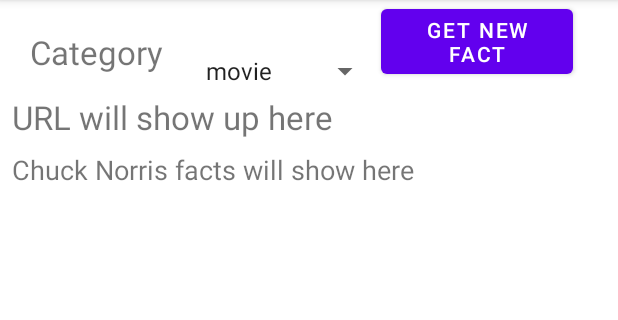
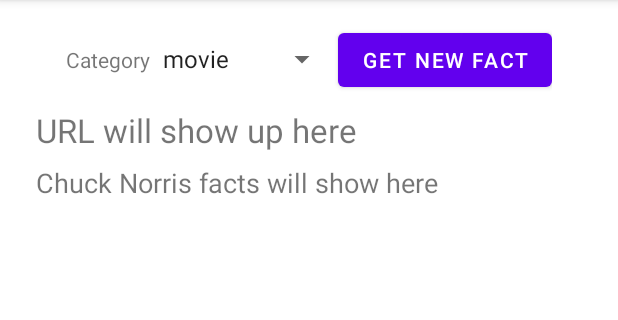
Before and after one commit to darken11/EpfcChucknorris, an Android app: the screen it shows after launch (MainActivity), on a phone screen of 412 x 824 dp, the part 84-404 px from its top. Run offline under Robolectric (Android 15) with nearby library versions, the phone set to English and light mode, and no system bars.

Commit message:
second commit

```diff
--- a/ChuckFacts/app/src/main/java/eu/epfc/chuckfacts/MainActivity.kt
+++ b/ChuckFacts/app/src/main/java/eu/epfc/chuckfacts/MainActivity.kt
@@ -1,66 +1,61 @@
 package eu.epfc.chuckfacts
 
+import android.annotation.SuppressLint
 import androidx.appcompat.app.AppCompatActivity
 import android.os.Bundle
-import android.util.Log
 import android.view.View
-import android.widget.AdapterView
-import android.widget.ArrayAdapter
+import android.widget.ProgressBar
 import android.widget.Spinner
 import android.widget.TextView
-
 import java.lang.ref.WeakReference
 
-class MainActivity : AppCompatActivity(), AdapterView.OnItemSelectedListener {
+class MainActivity : AppCompatActivity() {
+lateinit var textUrl: TextView
+lateinit var cats:Spinner
+lateinit var progression: ProgressBar
+lateinit var textFactChuck:TextView
 
-     var indexCategory:String="movie"
     override fun onCreate(savedInstanceState: Bundle?) {
         super.onCreate(savedInstanceState)
         setContentView(R.layout.activity_main)
+        textUrl = findViewById(R.id.text_url)
+         cats=findViewById(R.id.cat_select)
+        progression=findViewById(R.id.progress)
+        textFactChuck=findViewById(R.id.text_chuck_fact)
+        progression.visibility=View.INVISIBLE
+
+
     }
 
     fun onGetButtonClicked(view: View){
+        val category=cats.selectedItem.toString()
 
-        val textUrl: TextView = findViewById(R.id.text_url)
-       val cats:Spinner=findViewById(R.id.cat_select)
-        val chuckUrl = "https://api.chucknorris.io/jokes/random"
+        val chuckUrl = "https://api.chucknorris.io/jokes/random?category=$category"
 
-        val adapter=ArrayAdapter.createFromResource(this,R.array.cats,android.R.layout.simple_spinner_item)
-        adapter.setDropDownViewResource(android.R.layout.simple_spinner_dropdown_item)
 
-        cats.adapter=adapter
-        cats.onItemSelectedListener=this
-
-        val indexCat:String= cats.adapter.getItem(adapter.getPosition(indexCategory)).toString()
-        //we create the url with the params of category
-        val chuckUrlSelected="$chuckUrl?category=${indexCat}"
-        textUrl.text=chuckUrlSelected
+        textUrl.text=chuckUrl
         // we instance the class with the 3 params
-        val requestTask = HttpRequestTask(chuckUrlSelected,this.applicationContext,WeakReference(this))
-       indexCategory=indexCat
+        val requestTask = HttpRequestTask(chuckUrl,this.applicationContext,WeakReference(this))
         //we create thread with the main function that we just create
         val requestThread = Thread(requestTask)
         // with methode start() we execute thread
         requestThread.start()
+        progression.visibility=View.VISIBLE
+        textFactChuck.visibility=View.INVISIBLE
 
 
     }
-    override fun onNothingSelected(parent: AdapterView<*>?) {
 
-    }
+    @SuppressLint("SetTextI18n")
+    fun displayHttpResponse(response : String?){
+        if (response != null) {
 
-    override fun onItemSelected(parent: AdapterView<*>?, view: View?, position: Int, id: Long) {
-
-        val index: String = parent?.getItemAtPosition(position).toString()
-        indexCategory = index
-
-    }
-    fun displayHttpResponse(response : String?){
-        val textChuckFact: TextView = findViewById(R.id.text_chuck_fact)
-        if (response != null) {
-            Log.d("MainActivity",response)
-            textChuckFact.text=response
+            textFactChuck.text=response
+        }else{
+            textFactChuck.text = "There is No  Such content"
         }
+        textFactChuck.visibility=View.VISIBLE
+        progression.visibility=View.INVISIBLE
     }
 
 
--- a/ChuckFacts/app/src/main/res/layout/activity_main.xml
+++ b/ChuckFacts/app/src/main/res/layout/activity_main.xml
@@ -5,46 +5,30 @@
     android:layout_width="match_parent"
     android:layout_height="match_parent"
     android:orientation="vertical"
+    android:padding="16dp"
     tools:context=".MainActivity">
     <LinearLayout
         android:layout_width="wrap_content"
         android:layout_height="wrap_content"
-        android:orientation="horizontal">
+        android:orientation="horizontal"
+        android:layout_gravity="center">
             <TextView
                 android:layout_width="wrap_content"
                 android:layout_height="wrap_content"
                 android:text="@string/text_cat"
-        android:id="@+id/text_cat"
-        android:layout_marginTop="20dp"
+                android:id="@+id/text_cat"/>
 
-        android:layout_marginStart="20dp"
-
-        android:textSize="22sp"/>
             <Spinner
                 android:id="@+id/cat_select"
                 android:layout_width="wrap_content"
                 android:layout_height="wrap_content"
-        android:entries="@array/cats"
-        android:textSize="22sp"
-        android:layout_marginStart="20dp"
-        android:layout_marginTop="30dp"
-/>
-    <TextView
-        android:layout_width="wrap_content"
-        android:layout_height="wrap_content"
-        android:text=""
-        app:layout_constraintBottom_toBottomOf="parent"
-        app:layout_constraintLeft_toLeftOf="parent"
-        app:layout_constraintRight_toRightOf="parent"
-        app:layout_constraintTop_toTopOf="parent" />
+                android:entries="@array/cats"/>
+
              <Button
                 android:layout_width="wrap_content"
                 android:layout_height="wrap_content"
                 android:text="@string/btn_text_GetNewFact"
-        android:onClick="onGetButtonClicked"
-        android:layout_gravity="end"
-        android:layout_marginEnd="30dp"
-/>
+                android:onClick="onGetButtonClicked"/>
     </LinearLayout>
     <TextView
         android:layout_width="wrap_content"
@@ -54,6 +38,9 @@
         android:layout_marginStart="8dp"
         android:textSize="22sp"
         android:text="@string/textView_url"/>
+    <FrameLayout
+        android:layout_width="wrap_content"
+        android:layout_height="wrap_content">
         <TextView
             android:layout_width="wrap_content"
             android:layout_height="wrap_content"
@@ -63,4 +50,10 @@
             android:textSize="18sp"
             android:text="@string/textView_chuck_fact"
             />
+        <ProgressBar
+            android:id="@+id/progress"
+            android:layout_width="wrap_content"
+            android:layout_height="wrap_content"
+            android:layout_gravity="center"/>
+    </FrameLayout>
 </LinearLayout>
```
Lines whose indentation alone changed are shown as unchanged.
